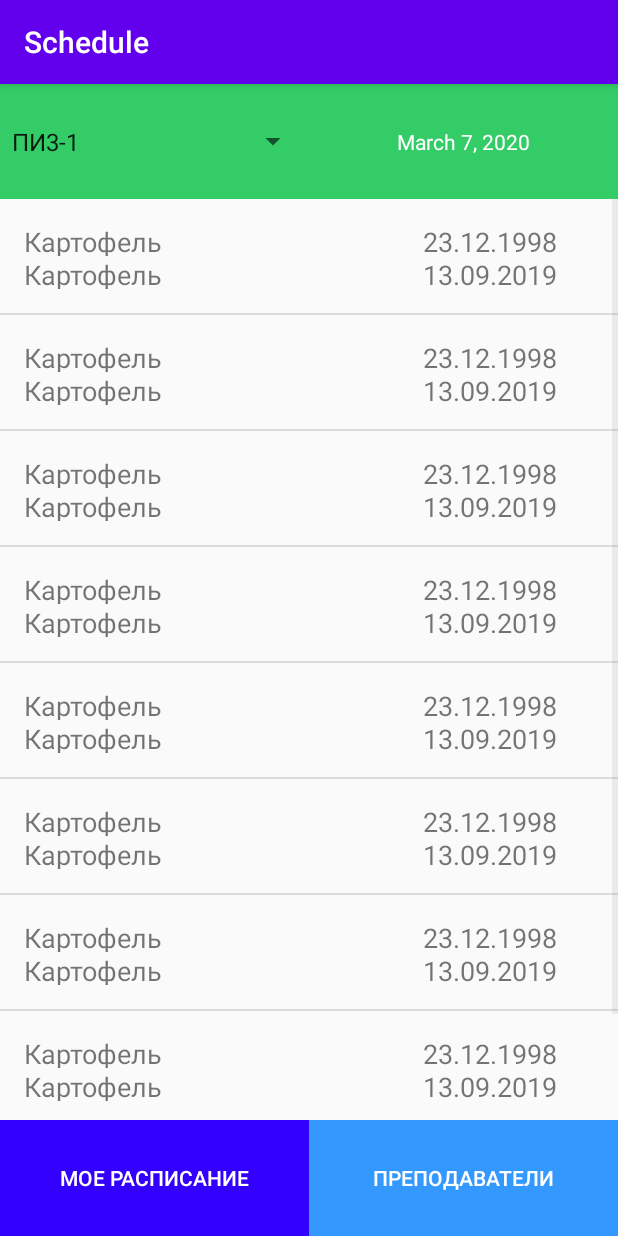
After one commit to ianomokonov/Schedule, an Android app: the SchedulerPageActivity screen opened directly, with no data from a screen before it, on a phone screen of 412 x 824 dp. The commit adds this screen. Run offline under Robolectric (Android 15) with nearby library versions, the phone set to English and light mode, and no system bars.

Commit message:
Страница расписания для студентов начало

```diff
--- a/app/src/main/AndroidManifest.xml
+++ b/app/src/main/AndroidManifest.xml
@@ -16,6 +16,7 @@
                 <category android:name="android.intent.category.LAUNCHER" />
             </intent-filter>
         </activity>
+        <activity android:name=".SchedulerPageActivity"></activity>
     </application>
 
 </manifest>
--- /dev/null
+++ b/app/src/main/java/com/example/schedule/ClassAdapter.java
@@ -0,0 +1,52 @@
+package com.example.schedule;
+
+import android.content.Context;
+import android.view.LayoutInflater;
+import android.view.View;
+import android.view.ViewGroup;
+import android.widget.ArrayAdapter;
+import android.widget.Button;
+import android.widget.TextView;
+
+import java.util.ArrayList;
+
+class ClassAdapter extends ArrayAdapter<Lesson> {
+    private LayoutInflater inflater;
+    private int layout;
+    private ArrayList<Lesson> lessons;
+
+    ClassAdapter(Context context, int resource, ArrayList<Lesson> lessons) {
+        super(context, resource, lessons);
+        this.lessons     = lessons;
+        this.layout = resource;
+        this.inflater = LayoutInflater.from(context);
+    }
+    public View getView(int position, View convertView, ViewGroup parent) {
+
+        final ViewHolder viewHolder;
+        if(convertView==null){
+            convertView = inflater.inflate(this.layout, parent, false);
+            viewHolder = new ViewHolder(convertView);
+            convertView.setTag(viewHolder);
+        }
+        else{
+            viewHolder = (ViewHolder) convertView.getTag();
+        }
+        final Lesson lesson = lessons.get(position);
+
+        viewHolder.nameView.setText(lesson.getName());
+        viewHolder.dateView.setText(lesson.getDate());
+        viewHolder.nameView1.setText(lesson.getName());
+
+        return convertView;
+    }
+    private class ViewHolder {
+        final TextView nameView, dateView, nameView1, dateView1;
+        ViewHolder(View view){
+            nameView = (TextView) view.findViewById(R.id.class_list_item_name);
+            dateView = (TextView) view.findViewById(R.id.class_list_item_date);
+            nameView1 = (TextView) view.findViewById(R.id.class_list_item_name1);
+            dateView1 = (TextView) view.findViewById(R.id.class_list_item_date1);
+        }
+    }
+}
--- /dev/null
+++ b/app/src/main/java/com/example/schedule/Lesson.java
@@ -0,0 +1,20 @@
+package com.example.schedule;
+
+public class Lesson {
+    private String name;
+    private String date;
+
+    Lesson(String name, String date){
+        this.name = name;
+        this.date=date;
+    }
+    public void setName(String name){
+        this.name = name;
+    }
+    public String getName(){
+        return this.name;
+    }
+    public String getDate(){
+        return this.date;
+    }
+}
--- a/app/src/main/java/com/example/schedule/MainActivity.java
+++ b/app/src/main/java/com/example/schedule/MainActivity.java
@@ -2,7 +2,15 @@ package com.example.schedule;
 
 import androidx.appcompat.app.AppCompatActivity;
 
+import android.app.DatePickerDialog;
+import android.content.Intent;
 import android.os.Bundle;
+import android.text.format.DateUtils;
+import android.view.View;
+import android.widget.DatePicker;
+import android.widget.TextView;
+
+import java.util.Calendar;
 
 public class MainActivity extends AppCompatActivity {
 
@@ -10,5 +18,13 @@ public class MainActivity extends AppCompatActivity {
     protected void onCreate(Bundle savedInstanceState) {
         super.onCreate(savedInstanceState);
         setContentView(R.layout.activity_main);
+//        onClick(null);
     }
+
+    public void onClick(View view) {
+        Intent intent = new Intent(MainActivity.this, SchedulerPageActivity.class);
+        startActivity(intent);
+    }
+
+
 }
--- /dev/null
+++ b/app/src/main/java/com/example/schedule/SchedulerPageActivity.java
@@ -0,0 +1,83 @@
+package com.example.schedule;
+
+import android.app.DatePickerDialog;
+import android.os.Bundle;
+import android.text.format.DateUtils;
+import android.view.View;
+import android.widget.ArrayAdapter;
+import android.widget.DatePicker;
+import android.widget.ListView;
+import android.widget.Spinner;
+import android.widget.TextView;
+
+import androidx.appcompat.app.AppCompatActivity;
+
+import java.util.ArrayList;
+import java.util.Calendar;
+
+public class SchedulerPageActivity extends AppCompatActivity {
+    String[] groupFilterValues = {"ПИ3-1", "ПИ3-2", "ПИ3-3"};
+    TextView currentDateTime;
+    Calendar dateAndTime=Calendar.getInstance();
+    ArrayList<Lesson> lessons = new ArrayList();
+    ListView productList;
+
+
+    @Override
+    protected void onCreate(Bundle savedInstanceState) {
+        super.onCreate(savedInstanceState);
+        setContentView(R.layout.activity_scheduler_page);
+
+        // адаптер
+        ArrayAdapter<String> adapter = new ArrayAdapter<String>(this, android.R.layout.simple_spinner_item, groupFilterValues);
+        adapter.setDropDownViewResource(android.R.layout.simple_dropdown_item_1line);
+
+        Spinner spinner = (Spinner) findViewById(R.id.groups);
+        spinner.setAdapter(adapter);
+        // заголовок
+        spinner.setPrompt("Группы");
+
+        currentDateTime=(TextView)findViewById(R.id.selectedDate);
+        setInitialDateTime();
+
+        lessons.add(new Lesson("Картофель", "23.12.1998"));
+        lessons.add(new Lesson("Картофель", "23.12.1998"));
+        lessons.add(new Lesson("Картофель", "23.12.1998"));
+        lessons.add(new Lesson("Картофель", "23.12.1998"));
+        lessons.add(new Lesson("Картофель", "23.12.1998"));
+        lessons.add(new Lesson("Картофель", "23.12.1998"));
+        lessons.add(new Lesson("Картофель", "23.12.1998"));
+        lessons.add(new Lesson("Картофель", "23.12.1998"));
+        lessons.add(new Lesson("Картофель", "23.12.1998"));
+        productList = (ListView) findViewById(R.id.classesList);
+        ClassAdapter classAdapter = new ClassAdapter(this, R.layout.class_list_item, lessons);
+        productList.setAdapter(classAdapter);
+    }
+
+    // отображаем диалоговое окно для выбора даты
+    public void setDate(View v) {
+        new DatePickerDialog(this, d,
+                dateAndTime.get(Calendar.YEAR),
+                dateAndTime.get(Calendar.MONTH),
+                dateAndTime.get(Calendar.DAY_OF_MONTH))
+                .show();
+    }
+
+    // установка начальных даты и времени
+    private void setInitialDateTime() {
+
+        currentDateTime.setText(DateUtils.formatDateTime(this,
+                dateAndTime.getTimeInMillis(),
+                DateUtils.FORMAT_SHOW_DATE | DateUtils.FORMAT_SHOW_YEAR));
+    }
+
+    // установка обработчика выбора даты
+    DatePickerDialog.OnDateSetListener d=new DatePickerDialog.OnDateSetListener() {
+        public void onDateSet(DatePicker view, int year, int monthOfYear, int dayOfMonth) {
+            dateAndTime.set(Calendar.YEAR, year);
+            dateAndTime.set(Calendar.MONTH, monthOfYear);
+            dateAndTime.set(Calendar.DAY_OF_MONTH, dayOfMonth);
+            setInitialDateTime();
+        }
+    };
+}
--- a/app/src/main/res/layout/activity_main.xml
+++ b/app/src/main/res/layout/activity_main.xml
@@ -6,13 +6,15 @@
     android:layout_height="match_parent"
     tools:context=".MainActivity">
 
-    <TextView
+    <Button
+        android:id="@+id/button"
         android:layout_width="wrap_content"
         android:layout_height="wrap_content"
-        android:text="Hello World!"
+        android:text="Перейти на следующую страницу"
         app:layout_constraintBottom_toBottomOf="parent"
         app:layout_constraintLeft_toLeftOf="parent"
         app:layout_constraintRight_toRightOf="parent"
-        app:layout_constraintTop_toTopOf="parent" />
+        app:layout_constraintTop_toTopOf="parent"
+        android:onClick="onClick"/>
 
 </androidx.constraintlayout.widget.ConstraintLayout>
--- /dev/null
+++ b/app/src/main/res/layout/activity_scheduler_page.xml
@@ -0,0 +1,83 @@
+<?xml version="1.0" encoding="utf-8"?>
+<androidx.constraintlayout.widget.ConstraintLayout xmlns:android="http://schemas.android.com/apk/res/android"
+    xmlns:app="http://schemas.android.com/apk/res-auto"
+    xmlns:tools="http://schemas.android.com/tools"
+    android:layout_width="match_parent"
+    android:layout_height="match_parent"
+    tools:context=".SchedulerPageActivity">
+    <LinearLayout android:layout_width="match_parent"
+        android:layout_height="match_parent"
+        android:orientation="vertical"
+        app:layout_constraintTop_toTopOf="parent">
+        <LinearLayout
+            android:id="@+id/filters"
+            android:layout_width="match_parent"
+            android:layout_height="50dp"
+            android:layout_weight="0.1"
+            android:orientation="horizontal"
+            app:layout_constraintTop_toTopOf="parent"
+            android:background="#33CC66">
+
+            <Spinner
+                android:id="@+id/groups"
+                android:layout_width="90pt"
+                android:layout_height="match_parent"
+                android:layout_weight="0.5"
+                android:dropDownWidth="match_parent"
+                android:spinnerMode="dialog"
+                android:prompt="@string/groups"
+                app:layout_constraintLeft_toLeftOf="parent"
+                app:layout_constraintTop_toTopOf="parent" />
+
+            <TextView android:id="@+id/selectedDate"
+                android:layout_width="90pt"
+                android:layout_weight="0.5"
+                android:layout_height="match_parent"
+                android:gravity="center"
+                android:text="Выбрать дату"
+                android:textColor="#ffffff"
+                app:layout_constraintRight_toRightOf="parent"
+                android:onClick="setDate" />
+
+        </LinearLayout>
+        <ListView
+            android:id="@+id/classesList"
+            android:layout_width="match_parent"
+            android:layout_height="400dp"
+            android:layout_weight="0.8">
+        </ListView>
+        <LinearLayout
+            android:layout_width="match_parent"
+            android:layout_height="50dp"
+            android:layout_weight="0.1"
+            android:orientation="horizontal"
+            app:layout_constraintBottom_toBottomOf="parent"
+            android:background="#33CC66">
+            <Button
+                android:id="@+id/myScheduler"
+                android:layout_width="90dp"
+                android:layout_weight="0.5"
+                android:layout_height="match_parent"
+                android:layout_margin="0dp"
+                android:padding="0dp"
+                android:text="Мое расписание"
+                android:background="#3300FF"
+                android:textColor="#FFFFFF"/>
+            <Button
+                android:id="@+id/teachers"
+                android:layout_width="90dp"
+                android:layout_weight="0.5"
+                android:layout_height="match_parent"
+                android:layout_margin="0dp"
+                android:padding="0dp"
+                android:text="Преподаватели"
+                android:background="#3399FF"
+                android:textColor="#FFFFFF"/>
+        </LinearLayout>
+    </LinearLayout>
+
+
+
+
+
+</androidx.constraintlayout.widget.ConstraintLayout>
--- /dev/null
+++ b/app/src/main/res/layout/class_list_item.xml
@@ -0,0 +1,50 @@
+<LinearLayout xmlns:android="http://schemas.android.com/apk/res/android"
+    android:layout_width="match_parent"
+    android:layout_height="wrap_content"
+    android:orientation="vertical"
+    android:padding="16dp">
+    <LinearLayout
+        android:layout_width="match_parent"
+        android:layout_height="10pt"
+        android:layout_weight="0.5"
+        android:orientation="horizontal"
+        >
+        <TextView
+            android:id="@+id/class_list_item_name"
+            android:layout_width="0dp"
+            android:layout_height="match_parent"
+            android:layout_weight="0.7"
+            android:text="Математика"
+
+            android:textSize="18sp" />
+        <TextView
+            android:id="@+id/class_list_item_date"
+            android:layout_width="0dp"
+            android:layout_height="match_parent"
+            android:layout_weight="0.3"
+            android:text="13.09.2019"
+            android:textSize="18sp" />
+    </LinearLayout>
+    <LinearLayout
+        android:layout_width="match_parent"
+        android:layout_height="10pt"
+        android:layout_weight="0.5"
+        android:orientation="horizontal"
+        >
+        <TextView
+            android:id="@+id/class_list_item_name1"
+            android:layout_width="0dp"
+            android:layout_height="match_parent"
+            android:layout_weight="0.7"
+            android:text="Математика"
+
+            android:textSize="18sp" />
+        <TextView
+            android:id="@+id/class_list_item_date1"
+            android:layout_width="0dp"
+            android:layout_height="match_parent"
+            android:layout_weight="0.3"
+            android:text="13.09.2019"
+            android:textSize="18sp" />
+    </LinearLayout>
+</LinearLayout>
--- /dev/null
+++ b/app/src/main/res/values/arrays.xml
@@ -0,0 +1,9 @@
+<?xml version="1.0" encoding="utf-8"?>
+<resources>
+    <string-array name="classes">
+        <item>Математика</item>
+        <item>Физика</item>
+        <item>WEB</item>
+        <item>Питон</item>
+    </string-array>
+</resources>
--- a/app/src/main/res/values/strings.xml
+++ b/app/src/main/res/values/strings.xml
@@ -1,3 +1,4 @@
 <resources>
     <string name="app_name">Schedule</string>
+    <string name="groups">Группы</string>
 </resources>
--- a/app/src/main/res/values/styles.xml
+++ b/app/src/main/res/values/styles.xml
@@ -6,6 +6,10 @@
         <item name="colorPrimary">@color/colorPrimary</item>
         <item name="colorPrimaryDark">@color/colorPrimaryDark</item>
         <item name="colorAccent">@color/colorAccent</item>
+        <item name="android:spinnerDropDownItemStyle">@style/SpinnerDropDownItem</item>
+    </style>
+    <style name="SpinnerDropDownItem">
+        <item name="android:textColor">#FFFFFF</item>
     </style>
 
 </resources>
```
